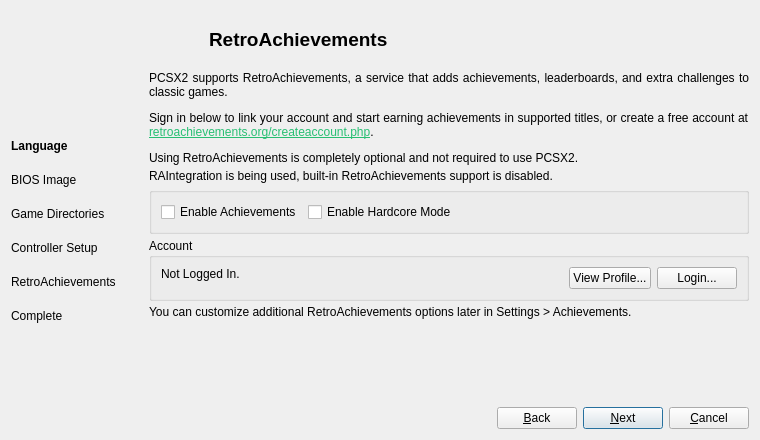
This is pcsx2-qt/SetupWizardDialog.ui in PCSX2/pcsx2 as Qt 5 draws it before an edit. The edited form follows.
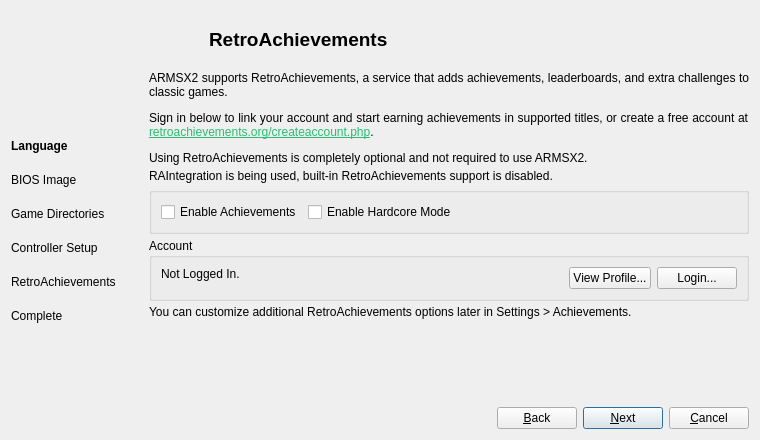
This is the edited form. Icons and pictures are not drawn.

Patch:
```diff
--- a/pcsx2-qt/SetupWizardDialog.ui
+++ b/pcsx2-qt/SetupWizardDialog.ui
@@ -719,7 +719,7 @@
        <item>
         <widget class="QLabel" name="raIntroLabel">
          <property name="text">
-          <string>&lt;html&gt;&lt;head/&gt;&lt;body&gt;&lt;p align=&quot;justify&quot;&gt;PCSX2 supports RetroAchievements, a service that adds achievements, leaderboards, and extra challenges to classic games.&lt;/p&gt;&lt;p align=&quot;justify&quot;&gt;Sign in below to link your account and start earning achievements in supported titles, or create a free account at &lt;a href=&quot;https://retroachievements.org/createaccount.php&quot;&gt;&lt;span style=&quot; text-decoration: underline; color:#27bf73;&quot;&gt;retroachievements.org/createaccount.php&lt;/span&gt;&lt;/a&gt;.&lt;/p&gt;&lt;p align=&quot;justify&quot;&gt;Using RetroAchievements is completely optional and not required to use PCSX2.&lt;/p&gt;&lt;/body&gt;&lt;/html&gt;</string>
+          <string>&lt;html&gt;&lt;head/&gt;&lt;body&gt;&lt;p align=&quot;justify&quot;&gt;ARMSX2 supports RetroAchievements, a service that adds achievements, leaderboards, and extra challenges to classic games.&lt;/p&gt;&lt;p align=&quot;justify&quot;&gt;Sign in below to link your account and start earning achievements in supported titles, or create a free account at &lt;a href=&quot;https://retroachievements.org/createaccount.php&quot;&gt;&lt;span style=&quot; text-decoration: underline; color:#27bf73;&quot;&gt;retroachievements.org/createaccount.php&lt;/span&gt;&lt;/a&gt;.&lt;/p&gt;&lt;p align=&quot;justify&quot;&gt;Using RetroAchievements is completely optional and not required to use ARMSX2.&lt;/p&gt;&lt;/body&gt;&lt;/html&gt;</string>
          </property>
          <property name="textFormat">
           <enum>Qt::TextFormat::RichText</enum>
```
Left out of the diff: 12 changed lines with no effect on the pictures.
